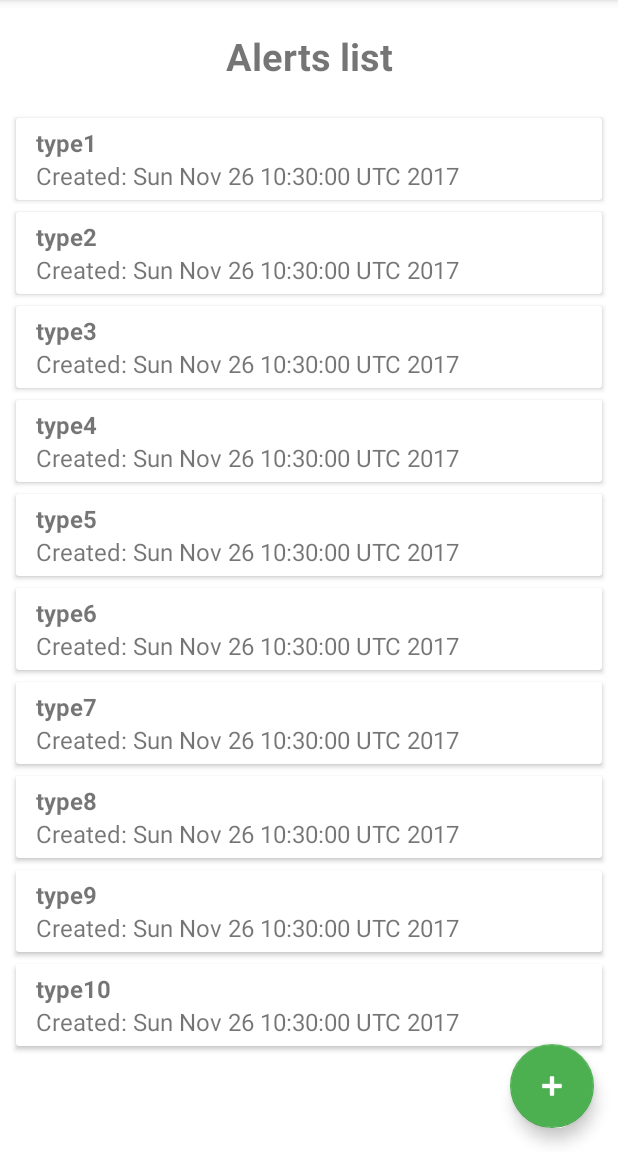
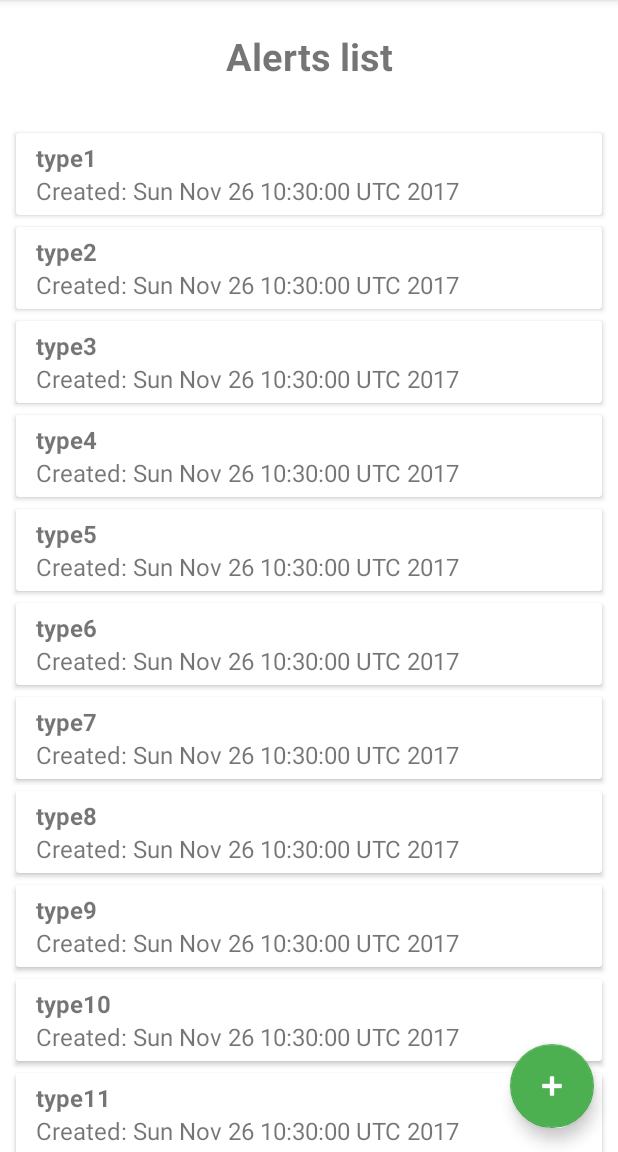
Before and after one commit to Sparow199/CampusAlert, an Android app: the screen it shows after launch (MainActivity), on a phone screen of 412 x 824 dp, the part 84-1236 px from its top. Run offline under Robolectric (Android 15) with nearby library versions, the phone set to English and light mode, and no system bars; our stand-ins replace Room's generated code, data binding; 2 statements that could not run were skipped.

Commit message:
Add new alert finished

```diff
--- a/app/src/main/java/lahzouz/com/campusalert/service/database/AlertDao.java
+++ b/app/src/main/java/lahzouz/com/campusalert/service/database/AlertDao.java
@@ -30,7 +30,6 @@ public interface AlertDao {
     @Insert(onConflict = REPLACE)
     void insertOne(Alert alert);
 
-
     @Insert(onConflict = REPLACE)
     void insertAll(List<Alert> alerts);
 
--- /dev/null
+++ b/app/src/main/java/lahzouz/com/campusalert/service/database/InitDatabase.java
@@ -0,0 +1,51 @@
+package lahzouz.com.campusalert.service.database;
+
+import java.util.ArrayList;
+import java.util.Date;
+import java.util.List;
+
+import lahzouz.com.campusalert.service.model.Alert;
+
+/**
+ * Created by sparow on 11/26/17.
+ */
+
+public class InitDatabase {
+
+    private static Alert alt1 = new Alert("type1", "desc1", "adress1", -10.0, 10.0, new Date());
+    private static Alert alt2 = new Alert("type2", "desc2", "adress2", -10.0, 10.0, new Date());
+    private static Alert alt3 = new Alert("type3", "desc3", "adress3", -10.0, 10.0, new Date());
+    private static Alert alt4 = new Alert("type4", "desc4", "adress4", -10.0, 10.0, new Date());
+    private static Alert alt5 = new Alert("type5", "desc5", "adress5", -10.0, 10.0, new Date());
+    private static Alert alt6 = new Alert("type6", "desc6", "adress6", -10.0, 10.0, new Date());
+    private static Alert alt7 = new Alert("type7", "desc7", "adress7", -10.0, 10.0, new Date());
+    private static Alert alt8 = new Alert("type8", "desc8", "adress8", -10.0, 10.0, new Date());
+    private static Alert alt9 = new Alert("type9", "desc9", "adress9", -10.0, 10.0, new Date());
+    private static Alert alt10 = new Alert("type10", "desc10", "adress10", -10.0, 10.0, new Date());
+    private static Alert alt11 = new Alert("type11", "desc11", "adress11", -10.0, 10.0, new Date());
+    private static Alert alt12 = new Alert("type12", "desc12", "adress12", -10.0, 10.0, new Date());
+    private static Alert alt13 = new Alert("type13", "desc13", "adress13", -10.0, 10.0, new Date());
+    private static Alert alt14 = new Alert("type14", "desc14", "adress14", -10.0, 10.0, new Date());
+    private static Alert alt15 = new Alert("type15", "desc15", "adress15", -10.0, 10.0, new Date());
+    private static List<Alert> alerts = new ArrayList<>();
+
+    public static List<Alert> initAlertList() {
+        alerts.add(alt1);
+        alerts.add(alt2);
+        alerts.add(alt3);
+        alerts.add(alt4);
+        alerts.add(alt5);
+        alerts.add(alt6);
+        alerts.add(alt7);
+        alerts.add(alt8);
+        alerts.add(alt9);
+        alerts.add(alt10);
+        alerts.add(alt11);
+        alerts.add(alt12);
+        alerts.add(alt13);
+        alerts.add(alt14);
+        alerts.add(alt15);
+        return alerts;
+    }
+
+}
--- a/app/src/main/java/lahzouz/com/campusalert/service/model/Alert.java
+++ b/app/src/main/java/lahzouz/com/campusalert/service/model/Alert.java
@@ -36,8 +36,8 @@ public class Alert {
      ***************************************************************************************************/
     @Ignore
     public Alert() {
-        longitude = -1;
-        latitude = -2;
+//        longitude = -1;
+//        latitude = -2;
     }
 
     public Alert(String type, String description, String adress, double latitude, double longitude, Date created_at) {
@@ -115,15 +115,13 @@ public class Alert {
                 '}';
     }
 
-
     @Override
     public boolean equals(Object o) {
         if (this == o) return true;
-        if (!(o instanceof Alert)) return false;
+        if (o == null || getClass() != o.getClass()) return false;
 
         Alert alert = (Alert) o;
 
-        if (id != alert.id) return false;
         if (getType() != null ? !getType().equals(alert.getType()) : alert.getType() != null)
             return false;
         return getAdress() != null ? getAdress().equals(alert.getAdress()) : alert.getAdress() == null;
@@ -131,8 +129,7 @@ public class Alert {
 
     @Override
     public int hashCode() {
-        int result = (int) (id ^ (id >>> 32));
-        result = 31 * result + (getType() != null ? getType().hashCode() : 0);
+        int result = getType() != null ? getType().hashCode() : 0;
         result = 31 * result + (getAdress() != null ? getAdress().hashCode() : 0);
         return result;
     }
--- a/app/src/main/java/lahzouz/com/campusalert/view/callback/AlertClickCallback.java
+++ b/app/src/main/java/lahzouz/com/campusalert/view/callback/AlertClickCallback.java
@@ -4,6 +4,10 @@ import lahzouz.com.campusalert.service.model.Alert;
 
 public interface AlertClickCallback {
     void onClick(Alert alert);
+    void onDeleteClick(Alert alert);
 
-    void onDeleteClick(Alert alert);
+    void onSaveClick(Alert alert);
+
+    void onAddClick();
+
 }
--- a/app/src/main/java/lahzouz/com/campusalert/viewmodel/AlertListViewModel.java
+++ b/app/src/main/java/lahzouz/com/campusalert/viewmodel/AlertListViewModel.java
@@ -3,63 +3,31 @@ package lahzouz.com.campusalert.viewmodel;
 import android.app.Application;
 import android.arch.lifecycle.AndroidViewModel;
 import android.arch.lifecycle.LiveData;
-import android.util.Log;
 
-import java.util.ArrayList;
-import java.util.Date;
 import java.util.List;
 
 import lahzouz.com.campusalert.service.database.AppDatabase;
 import lahzouz.com.campusalert.service.model.Alert;
+
+import static lahzouz.com.campusalert.service.database.InitDatabase.initAlertList;
 
 public class AlertListViewModel extends AndroidViewModel {
 
     private LiveData<List<Alert>> alertListObservable;
     private AppDatabase appDatabase;
 
-    private Alert alt1 = new Alert("type1", "desc1", "adress1", -10.0, 10.0, new Date());
-    private Alert alt2 = new Alert("type2", "desc2", "adress2", -10.0, 10.0, new Date());
-    private Alert alt3 = new Alert("type3", "desc3", "adress3", -10.0, 10.0, new Date());
-    private Alert alt4 = new Alert("type4", "desc4", "adress4", -10.0, 10.0, new Date());
-    private Alert alt5 = new Alert("type5", "desc5", "adress5", -10.0, 10.0, new Date());
-    private Alert alt6 = new Alert("type6", "desc6", "adress6", -10.0, 10.0, new Date());
-    private Alert alt7 = new Alert("type7", "desc7", "adress7", -10.0, 10.0, new Date());
-    private Alert alt8 = new Alert("type8", "desc8", "adress8", -10.0, 10.0, new Date());
-    private Alert alt9 = new Alert("type9", "desc9", "adress9", -10.0, 10.0, new Date());
-    private Alert alt10 = new Alert("type10", "desc10", "adress10", -10.0, 10.0, new Date());
-    private List<Alert> alerts = new ArrayList<>();
-
     public AlertListViewModel(Application application) {
         super(application);
-
-        alerts.add(alt1);
-        alerts.add(alt2);
-        alerts.add(alt3);
-        alerts.add(alt4);
-        alerts.add(alt5);
-        alerts.add(alt6);
-        alerts.add(alt7);
-        alerts.add(alt8);
-        alerts.add(alt9);
-        alerts.add(alt10);
-
         // If any transformation is needed, this can be simply done by Transformations class ...
         appDatabase = AppDatabase.getAppDatabase(this.getApplication());
-        appDatabase.AlertModel().insertAll(alerts);
+        // appDatabase.AlertModel().insertAll(alerts);
         appDatabase.AlertModel().deleteAll();
-        Log.d("TEST", "AlertListViewModel: " + appDatabase.AlertModel().deleteAll());
-        appDatabase.AlertModel().insertAll(alerts);
-
-    /***********************************************************************************************
-     * Etape == 03 -->> prochaine étape -->> AlertViewModel
-     **********************************************************************************************/
+        // Log.d("TEST", "AlertListViewModel: " + appDatabase.AlertModel().deleteAll());
+        appDatabase.AlertModel().insertAll(initAlertList());
         // uncomment to switch to local database mode
         alertListObservable = appDatabase.AlertModel().getAll();
-
         // uncomment to switch to Remote repository mode
 //        alertListObservable = AlertRepository.getInstance().getProjectList("Apolline-Lille");
-    /***********************************************************************************************
-     **********************************************************************************************/
     }
 
 
--- a/app/src/main/res/layout/fragment_alert_list.xml
+++ b/app/src/main/res/layout/fragment_alert_list.xml
@@ -5,7 +5,15 @@
     xmlns:tools="http://schemas.android.com/tools">
 
     <data>
-        <variable name="isLoading" type="boolean" />
+
+        <variable
+            name="isLoading"
+            type="boolean" />
+
+        <variable
+            name="callback"
+            type="lahzouz.com.campusalert.view.callback.AlertClickCallback" />
+
     </data>
 
     <android.support.design.widget.CoordinatorLayout
@@ -47,6 +55,7 @@
                 android:id="@+id/alert_list"
                 android:layout_width="match_parent"
                 android:layout_height="match_parent"
+                android:layout_marginTop="10dp"
                 android:contentDescription="@string/alert_list"
                 app:layoutManager="LinearLayoutManager"/>
 
@@ -59,7 +68,7 @@
             android:layout_gravity="bottom|right"
             android:layout_margin="16dp"
             android:adjustViewBounds="false"
-            android:onClick="@{}"
+            android:onClick="@{() -> callback.onAddClick()}"
             android:src="@android:drawable/ic_input_add"
             android:tint="@android:color/white"
             app:backgroundTint="@color/colorPrimary"
--- a/app/src/main/res/values/strings.xml
+++ b/app/src/main/res/values/strings.xml
@@ -7,19 +7,22 @@
     <string name="campus_alerts">Alerts list</string>
     <string name="alert_list">Alert List</string>
 
-    <string name="type">Alert type</string>
+    <string name="type">Type</string>
     <string name="types">Alert type</string>
     <string name="alert_type">Type: %s</string>
 
-    <string name="date">Alert date</string>
+    <string name="date">Date</string>
     <string name="alert_date">Created: %s</string>
+
+    <string name="adress">Adress</string>
+    <string name="alert_adress">Adress: %s</string>
 
     <string name="alert_long">Longitude: %s</string>
 
     <string name="alert_lati">Latitute: %s</string>
 
-    <string name="description">Alert Description</string>
 
+    <string name="description">Description</string>
     <string name="button_delete">Delete</string>
 
 
```
Also changed, not shown: app/src/main/java/lahzouz/com/campusalert/view/ui/AlertFragment.java (+9 -6 lines), app/src/main/java/lahzouz/com/campusalert/view/ui/AlertListFragment.java (+12 -0 lines), app/src/main/java/lahzouz/com/campusalert/view/ui/AlertNewFragment.java (+108 -4 lines), app/src/main/java/lahzouz/com/campusalert/view/ui/MainActivity.java (+20 -3 lines), app/src/main/java/lahzouz/com/campusalert/viewmodel/AlertViewModel.java (+8 -5 lines), app/src/main/res/layout/fragment_alert_details.xml (+6 -8 lines), app/src/main/res/layout/fragment_alert_new.xml (added, +116 -0 lines).
